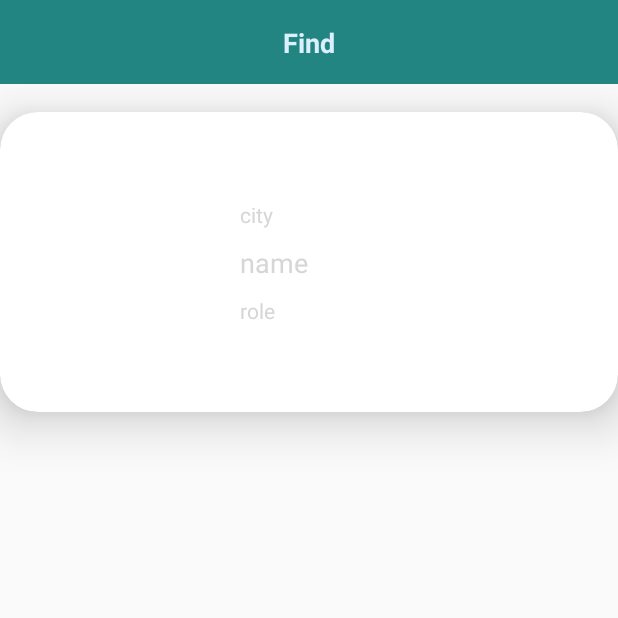
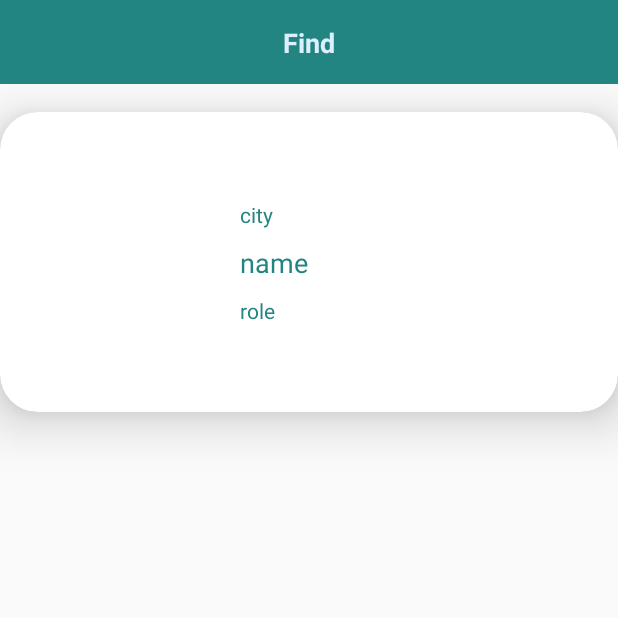
Before and after one commit to a-roseanne/witim, an Android app: the fragment FragmentFind placed in its activity, on a phone screen of 412 x 824 dp, the top half of it. Run offline under Robolectric (Android 15) with nearby library versions, the phone set to English and light mode, and no system bars; our stand-ins replace navigation-ui.

Commit message:
(checkpoint- no errors)

```diff
--- a/app/src/main/res/layout/fragment_find.xml
+++ b/app/src/main/res/layout/fragment_find.xml
@@ -59,7 +59,7 @@
                 android:layout_marginStart="160dp"
                 android:layout_marginTop="10dp"
                 android:text="role"
-                android:textColor="@color/witim_txt1"
+                android:textColor="@color/colorPrimaryDark"
                 android:textSize="14sp"
                 app:layout_constraintEnd_toEndOf="parent"
                 app:layout_constraintHorizontal_bias="0.0"
@@ -72,7 +72,7 @@
                 android:layout_height="wrap_content"
                 android:layout_marginStart="160dp"
                 android:text="name"
-                android:textColor="@color/witim_txt1"
+                android:textColor="@color/colorPrimaryDark"
                 android:textSize="18sp"
                 app:layout_constraintBottom_toBottomOf="parent"
                 app:layout_constraintEnd_toEndOf="parent"
@@ -88,7 +88,7 @@
                 android:layout_marginBottom="10dp"
                 android:fontFamily="sans-serif"
                 android:text="city"
-                android:textColor="@color/witim_txt1"
+                android:textColor="@color/colorPrimaryDark"
                 android:textSize="14sp"
                 app:layout_constraintBottom_toTopOf="@+id/txt_name"
                 app:layout_constraintEnd_toEndOf="parent"
```
